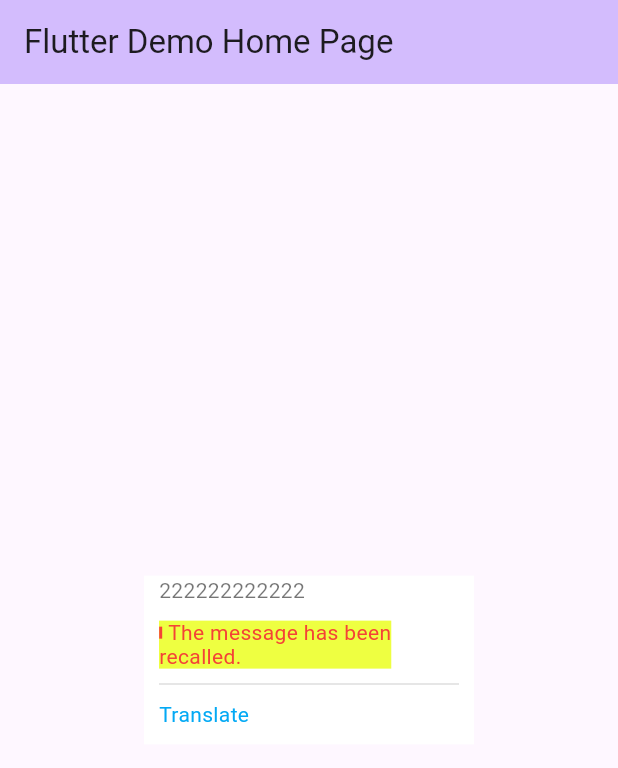
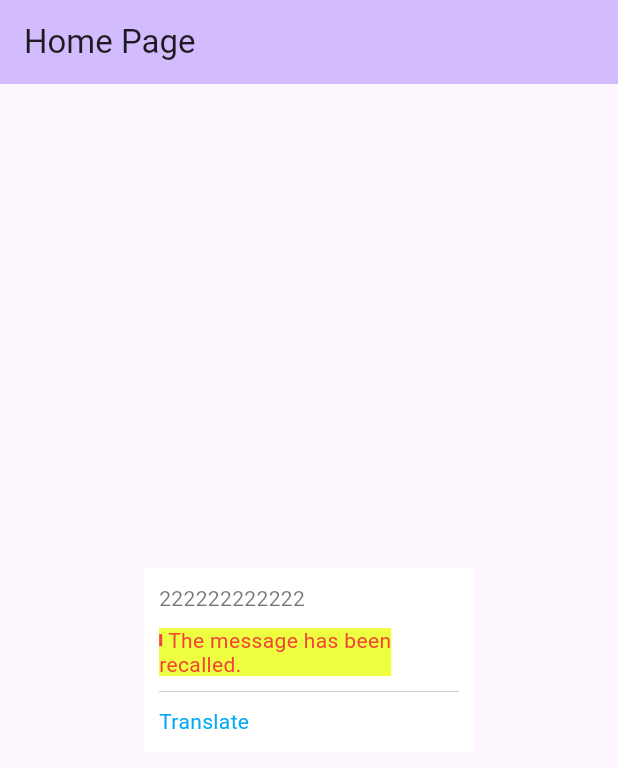
Before and after one commit to kjxbyz/flutter_rich_text_text_painter, a Flutter app: the screen it shows after launch, on a phone screen of 412 x 824 dp. Shown: the top 768 px of the screen. Run offline on Flutter 3.47's test engine with Material 3 defaults, Android fonts, the phone set to English and light mode, and no system bars.

Commit message:
Remove third party package

```diff
--- a/lib/main.dart
+++ b/lib/main.dart
@@ -1,7 +1,6 @@
 import 'dart:math';
 
 import 'package:flutter/material.dart';
-import 'package:gap/gap.dart';
 
 void main() {
   runApp(const MyApp());
@@ -19,7 +18,7 @@ class MyApp extends StatelessWidget {
         useMaterial3: true,
       ),
       debugShowCheckedModeBanner: false,
-      home: const MyHomePage(title: 'Flutter Demo Home Page'),
+      home: const MyHomePage(title: 'Home Page'),
     );
   }
 }
@@ -107,17 +106,25 @@ class _MyHomePageState extends State<MyHomePage> {
                 crossAxisAlignment: CrossAxisAlignment.start,
                 mainAxisSize: MainAxisSize.min,
                 children: <Widget>[
-                  contentWidget,
-                  const Gap(10),
-                  ColoredBox(color: Colors.limeAccent, child: quoteWidget),
-                  const Gap(10),
+                  const Padding(
+                    padding: EdgeInsets.symmetric(vertical: 10),
+                    child: contentWidget,
+                  ),
+                  Padding(
+                    padding: const EdgeInsets.only(bottom: 10),
+                    child: ColoredBox(
+                      color: Colors.limeAccent,
+                      child: quoteWidget,
+                    ),
+                  ),
                   ColoredBox(
                     color: Colors.black26,
                     child: SizedBox.fromSize(size: Size(width, 0.5)),
                   ),
-                  const Gap(10),
-                  translateWidget,
-                  const Gap(10),
+                  const Padding(
+                    padding: EdgeInsets.symmetric(vertical: 10),
+                    child: translateWidget,
+                  ),
                 ],
               ),
             ),
--- a/pubspec.yaml
+++ b/pubspec.yaml
@@ -35,7 +35,7 @@ dependencies:
   # The following adds the Cupertino Icons font to your application.
   # Use with the CupertinoIcons class for iOS style icons.
   cupertino_icons: ^1.0.6
-  gap: ^3.0.1
+
 
 dev_dependencies:
   flutter_test:
```
Also changed, not shown: pubspec.lock.
